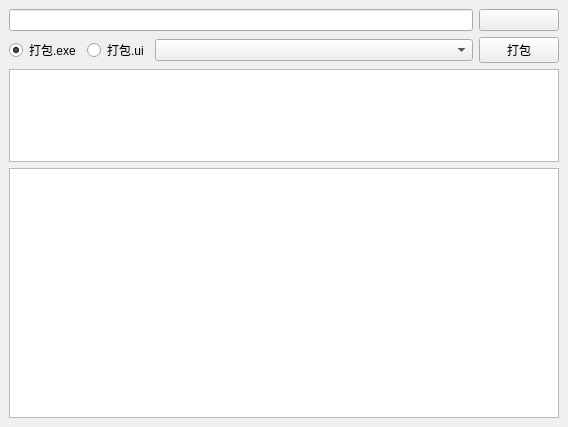
Above: src/packer_ui.ui from Neo-513/project-qt before the change. Below: the same form after it.
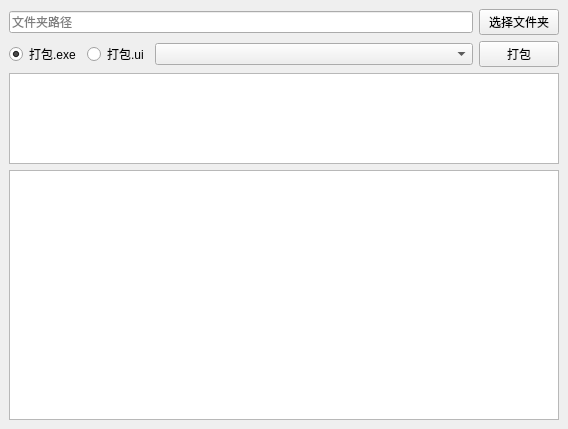
That is the form after the change.

What changed in the file:
```diff
--- a/src/packer_ui.ui
+++ b/src/packer_ui.ui
@@ -65,10 +65,18 @@
        </layout>
       </item>
       <item row="0" column="0">
-       <widget class="QLineEdit" name="lineEdit"/>
+       <widget class="QLineEdit" name="lineEdit">
+        <property name="placeholderText">
+         <string>文件夹路径</string>
+        </property>
+       </widget>
       </item>
       <item row="0" column="2">
-       <widget class="QPushButton" name="pushButton_folder"/>
+       <widget class="QPushButton" name="pushButton_select">
+        <property name="text">
+         <string>选择文件夹</string>
+        </property>
+       </widget>
       </item>
      </layout>
     </item>
```
